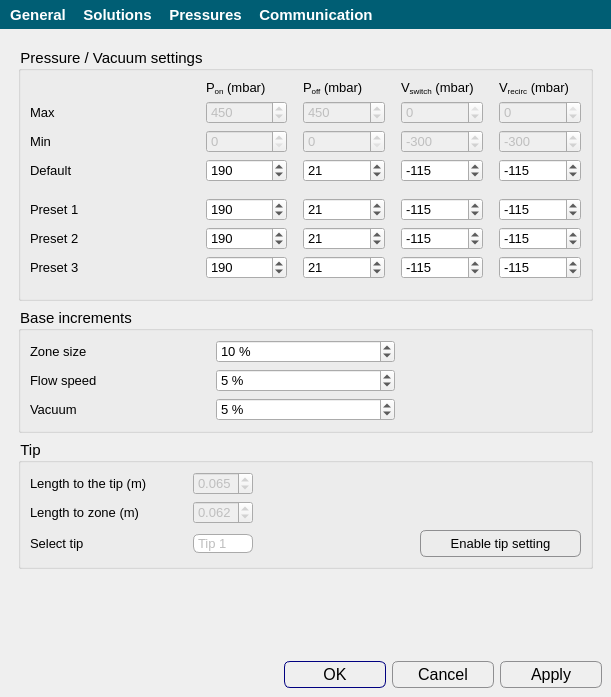
This is apps/Biopen_wizard/tools.ui in bellonemauro/Labonatip2.0 as Qt 5 draws it before an edit. The edited form follows.
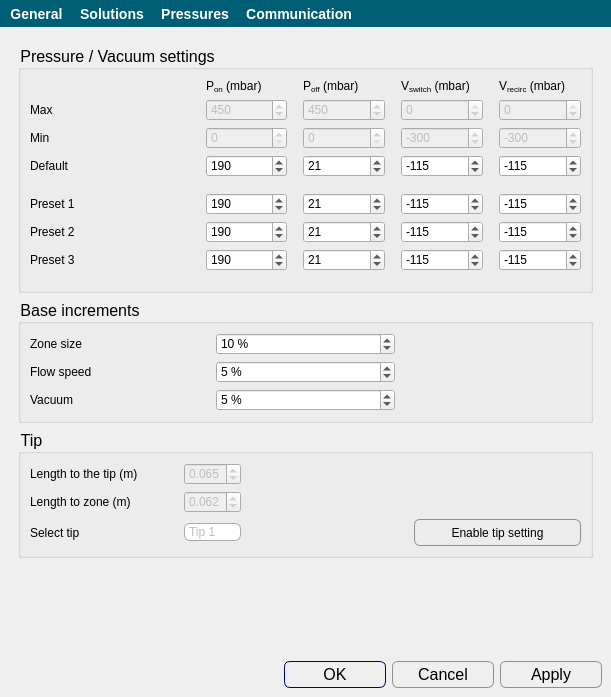
This is the edited form. The open tabs and pages were chosen to show the change. Icons and pictures are not drawn.

Patch:
```diff
--- a/apps/Biopen_wizard/tools.ui
+++ b/apps/Biopen_wizard/tools.ui
@@ -17,7 +17,7 @@
    <string notr="true">QToolButton:!hover {
 background-color:rgb(0, 94, 116);
 color:rgb(255,255,255);
-font-size: 11pt;
+font-size: 14px;
 font-weight: 900;
 }
 
@@ -30,19 +30,19 @@
 QToolBar {
 background-color:rgb(0, 94, 116);
 color:rgb(255,255,255);
-font-size: 11pt;
+font-size: 12px;
 font-weight: 900;
 border:0;
 }
 
 QGroupBox{
-    font-size: 11pt;
+    font-size: 16px;
 }
 
 QCheckBox {
     background-color: transparent;
     color: black;
-    font-size: 10pt;
+    font-size: 12px;
 }
 
 
@@ -80,7 +80,7 @@
      border: 1px solid #8f8f91;
      border-radius: 6px;
      height: 25px;
-    font-size: 10pt;
+    font-size: 12px;
      background-color: qlineargradient(x1: 0, y1: 0, x2: 0, y2: 1,
                                        stop: 0 #f6f7fa, stop: 1 #dadbde);
 
@@ -112,7 +112,7 @@
     border-radius: 6px;
 	border-color: rgb(170, 170, 170);
     min-width: 6em;
-    font-size: 10pt;
+    font-size: 12px;
 	background-color: qlineargradient(x1: 0, y1: 0, x2: 0, y2: 1,
                                        stop: 0 #f6f7fa, stop: 1 #dadbde);
 }
@@ -145,16 +145,16 @@
 
 QLabel 
 {
-    font-size: 10pt;
+    font-size: 12px;
 }
 
 
 QSpinBox {
-    font-size: 10pt;
+    font-size: 12px;
 }
 
 QDoubleSpinBox {
-    font-size: 10pt;
+    font-size: 12px;
 }
 </string>
   </property>
@@ -2115,7 +2115,7 @@
           </property>
           <property name="font">
            <font>
-            <pointsize>11</pointsize>
+            <pointsize>-1</pointsize>
            </font>
           </property>
           <property name="styleSheet">
@@ -2129,7 +2129,7 @@
             <widget class="QLabel" name="label_27">
              <property name="font">
               <font>
-               <pointsize>10</pointsize>
+               <pointsize>-1</pointsize>
               </font>
              </property>
              <property name="text">
@@ -2141,7 +2141,7 @@
             <widget class="QLabel" name="label_25">
              <property name="font">
               <font>
-               <pointsize>10</pointsize>
+               <pointsize>-1</pointsize>
               </font>
              </property>
              <property name="text">
@@ -2153,7 +2153,7 @@
             <widget class="QLabel" name="label_26">
              <property name="font">
               <font>
-               <pointsize>10</pointsize>
+               <pointsize>-1</pointsize>
               </font>
              </property>
              <property name="text">
@@ -2206,7 +2206,7 @@
              </property>
              <property name="font">
               <font>
-               <pointsize>10</pointsize>
+               <pointsize>-1</pointsize>
               </font>
              </property>
              <property name="toolTip">
@@ -2224,7 +2224,7 @@
             <widget class="QLabel" name="label_31">
              <property name="font">
               <font>
-               <pointsize>10</pointsize>
+               <pointsize>-1</pointsize>
               </font>
              </property>
              <property name="text">
@@ -2236,7 +2236,7 @@
             <widget class="QLabel" name="label_29">
              <property name="font">
               <font>
-               <pointsize>10</pointsize>
+               <pointsize>-1</pointsize>
               </font>
              </property>
              <property name="text">
@@ -2273,7 +2273,7 @@
              </property>
              <property name="font">
               <font>
-               <pointsize>10</pointsize>
+               <pointsize>-1</pointsize>
               </font>
              </property>
              <property name="toolTip">
@@ -2303,7 +2303,7 @@
              </property>
              <property name="font">
               <font>
-               <pointsize>10</pointsize>
+               <pointsize>-1</pointsize>
               </font>
              </property>
              <property name="toolTip">
@@ -2333,7 +2333,7 @@
              </property>
              <property name="font">
               <font>
-               <pointsize>10</pointsize>
+               <pointsize>-1</pointsize>
               </font>
              </property>
              <property name="toolTip">
@@ -2363,7 +2363,7 @@
              </property>
              <property name="font">
               <font>
-               <pointsize>10</pointsize>
+               <pointsize>-1</pointsize>
               </font>
              </property>
              <property name="toolTip">
@@ -2396,7 +2396,7 @@
              </property>
              <property name="font">
               <font>
-               <pointsize>10</pointsize>
+               <pointsize>-1</pointsize>
               </font>
              </property>
              <property name="toolTip">
@@ -2426,7 +2426,7 @@
              </property>
              <property name="font">
               <font>
-               <pointsize>10</pointsize>
+               <pointsize>-1</pointsize>
               </font>
              </property>
              <property name="toolTip">
@@ -2444,7 +2444,7 @@
             <widget class="QLabel" name="label_30">
              <property name="font">
               <font>
-               <pointsize>10</pointsize>
+               <pointsize>-1</pointsize>
               </font>
              </property>
              <property name="text">
@@ -2465,7 +2465,7 @@
              </property>
              <property name="font">
               <font>
-               <pointsize>10</pointsize>
+               <pointsize>-1</pointsize>
               </font>
              </property>
              <property name="toolTip">
@@ -2486,7 +2486,7 @@
             <widget class="QLabel" name="label_28">
              <property name="font">
               <font>
-               <pointsize>10</pointsize>
+               <pointsize>-1</pointsize>
               </font>
              </property>
              <property name="text">
@@ -2507,7 +2507,7 @@
              </property>
              <property name="font">
               <font>
-               <pointsize>10</pointsize>
+               <pointsize>-1</pointsize>
               </font>
              </property>
              <property name="toolTip">
@@ -2547,7 +2547,7 @@
              </property>
              <property name="font">
               <font>
-               <pointsize>10</pointsize>
+               <pointsize>-1</pointsize>
               </font>
              </property>
              <property name="toolTip">
@@ -2571,7 +2571,7 @@
              </property>
              <property name="font">
               <font>
-               <pointsize>10</pointsize>
+               <pointsize>-1</pointsize>
               </font>
              </property>
              <property name="toolTip">
@@ -2598,7 +2598,7 @@
              </property>
              <property name="font">
               <font>
-               <pointsize>10</pointsize>
+               <pointsize>-1</pointsize>
               </font>
              </property>
              <property name="toolTip">
@@ -2625,7 +2625,7 @@
              </property>
              <property name="font">
               <font>
-               <pointsize>10</pointsize>
+               <pointsize>-1</pointsize>
               </font>
              </property>
              <property name="toolTip">
@@ -2652,9 +2652,7 @@
              </property>
              <property name="font">
               <font>
-               <pointsize>10</pointsize>
-               <weight>50</weight>
-               <bold>false</bold>
+               <pointsize>-1</pointsize>
               </font>
              </property>
              <property name="toolTip">
@@ -2678,7 +2676,7 @@
              </property>
              <property name="font">
               <font>
-               <pointsize>10</pointsize>
+               <pointsize>-1</pointsize>
               </font>
              </property>
              <property name="text">
@@ -2696,7 +2694,7 @@
              </property>
              <property name="font">
               <font>
-               <pointsize>10</pointsize>
+               <pointsize>-1</pointsize>
               </font>
              </property>
              <property name="toolTip">
@@ -2720,7 +2718,7 @@
              </property>
              <property name="font">
               <font>
-               <pointsize>10</pointsize>
+               <pointsize>-1</pointsize>
               </font>
              </property>
              <property name="toolTip">
@@ -2747,7 +2745,7 @@
              </property>
              <property name="font">
               <font>
-               <pointsize>10</pointsize>
+               <pointsize>-1</pointsize>
               </font>
              </property>
              <property name="toolTip">
@@ -2771,7 +2769,7 @@
              </property>
              <property name="font">
               <font>
-               <pointsize>10</pointsize>
+               <pointsize>-1</pointsize>
               </font>
              </property>
              <property name="toolTip">
@@ -2798,7 +2796,7 @@
              </property>
              <property name="font">
               <font>
-               <pointsize>10</pointsize>
+               <pointsize>-1</pointsize>
               </font>
              </property>
              <property name="toolTip">
@@ -2822,7 +2820,7 @@
              </property>
              <property name="font">
               <font>
-               <pointsize>10</pointsize>
+               <pointsize>-1</pointsize>
               </font>
              </property>
              <property name="toolTip">
@@ -2849,7 +2847,7 @@
              </property>
              <property name="font">
               <font>
-               <pointsize>10</pointsize>
+               <pointsize>-1</pointsize>
               </font>
              </property>
              <property name="text">
@@ -2867,7 +2865,7 @@
              </property>
              <property name="font">
               <font>
-               <pointsize>10</pointsize>
+               <pointsize>-1</pointsize>
               </font>
              </property>
              <property name="toolTip">
@@ -2891,7 +2889,7 @@
              </property>
              <property name="font">
               <font>
-               <pointsize>10</pointsize>
+               <pointsize>-1</pointsize>
               </font>
              </property>
              <property name="text">
@@ -2909,7 +2907,7 @@
              </property>
              <property name="font">
               <font>
-               <pointsize>10</pointsize>
+               <pointsize>-1</pointsize>
               </font>
              </property>
              <property name="toolTip">
@@ -2933,7 +2931,7 @@
              </property>
              <property name="font">
               <font>
-               <pointsize>10</pointsize>
+               <pointsize>-1</pointsize>
               </font>
              </property>
              <property name="toolTip">
@@ -2960,7 +2958,7 @@
              </property>
              <property name="font">
               <font>
-               <pointsize>10</pointsize>
+               <pointsize>-1</pointsize>
               </font>
              </property>
              <property name="toolTip">
@@ -3019,7 +3017,7 @@
           </property>
           <property name="font">
            <font>
-            <pointsize>11</pointsize>
+            <pointsize>-1</pointsize>
            </font>
           </property>
           <property name="title">
@@ -3030,9 +3028,7 @@
             <widget class="QSpinBox" name="spinBox_ds_increment">
              <property name="font">
               <font>
-               <pointsize>10</pointsize>
-               <weight>50</weight>
-               <bold>false</bold>
+               <pointsize>-1</pointsize>
               </font>
              </property>
              <property name="toolTip">
@@ -3065,9 +3061,7 @@
              </property>
              <property name="font">
               <font>
-               <pointsize>10</pointsize>
-               <weight>50</weight>
-               <bold>false</bold>
+               <pointsize>-1</pointsize>
               </font>
              </property>
              <property name="text">
@@ -3092,9 +3086,7 @@
              </property>
              <property name="font">
               <font>
-               <pointsize>10</pointsize>
-               <weight>50</weight>
-               <bold>false</bold>
+               <pointsize>-1</pointsize>
               </font>
              </property>
              <property name="text">
@@ -3106,9 +3098,7 @@
             <widget class="QSpinBox" name="spinBox_fs_increment">
              <property name="font">
               <font>
-               <pointsize>10</pointsize>
-               <weight>50</weight>
-               <bold>false</bold>
+               <pointsize>-1</pointsize>
               </font>
              </property>
              <property name="toolTip">
@@ -3141,9 +3131,7 @@
              </property>
              <property name="font">
               <font>
-               <pointsize>10</pointsize>
-               <weight>50</weight>
-               <bold>false</bold>
+               <pointsize>-1</pointsize>
               </font>
              </property>
              <property name="text">
@@ -3155,9 +3143,7 @@
             <widget class="QSpinBox" name="spinBox_v_increment">
              <property name="font">
               <font>
-               <pointsize>10</pointsize>
-               <weight>50</weight>
-               <bold>false</bold>
+               <pointsize>-1</pointsize>
               </font>
              </property>
              <property name="toolTip">
@@ -3213,7 +3199,7 @@
           </property>
           <property name="font">
            <font>
-            <pointsize>11</pointsize>
+            <pointsize>-1</pointsize>
            </font>
           </property>
           <property name="title">
@@ -3236,7 +3222,7 @@
              </property>
              <property name="font">
               <font>
-               <pointsize>10</pointsize>
+               <pointsize>-1</pointsize>
               </font>
              </property>
              <property name="text">
@@ -3248,7 +3234,7 @@
             <widget class="QLabel" name="label_40">
              <property name="font">
               <font>
-               <pointsize>10</pointsize>
+               <pointsize>-1</pointsize>
               </font>
              </property>
              <property name="text">
@@ -3260,7 +3246,7 @@
             <widget class="QLabel" name="label_41">
              <property name="font">
               <font>
-               <pointsize>10</pointsize>
+               <pointsize>-1</pointsize>
               </font>
              </property>
              <property name="text">
@@ -3275,7 +3261,7 @@
              </property>
              <property name="font">
               <font>
-               <pointsize>10</pointsize>
+               <pointsize>-1</pointsize>
               </font>
              </property>
              <item>
@@ -3303,7 +3289,7 @@
              </property>
              <property name="font">
               <font>
-               <pointsize>10</pointsize>
+               <pointsize>-1</pointsize>
               </font>
              </property>
              <property name="decimals">
@@ -3339,7 +3325,7 @@
              </property>
              <property name="font">
               <font>
-               <pointsize>10</pointsize>
+               <pointsize>-1</pointsize>
               </font>
              </property>
              <property name="decimals">
```
Left out of the diff: 188 changed lines with no effect on the pictures.
